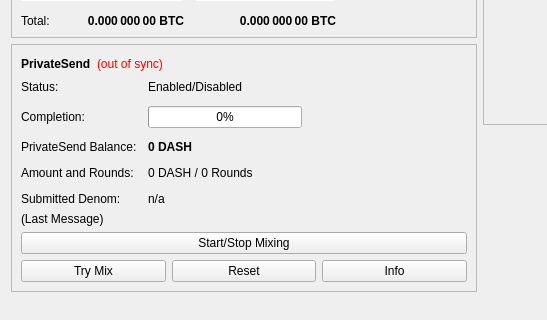
Above: src/qt/forms/overviewpage.ui from InfinexOfficial/Infinex before the change; both pictures show x 0 to 547 and y 178 to 498 of the 960 by 585 pixel window. Below: the same form after it.
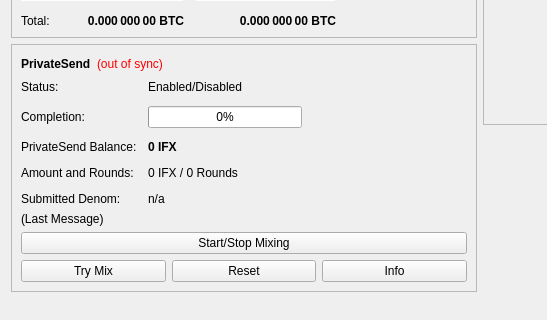
That is the form after the change.

Commit message: Infinex text update

The edit to the form file:
```diff
--- a/src/qt/forms/overviewpage.ui
+++ b/src/qt/forms/overviewpage.ui
@@ -514,7 +514,7 @@
                </font>
               </property>
               <property name="text">
-               <string notr="true">0 DASH</string>
+               <string notr="true">0 IFX</string>
               </property>
              </widget>
             </item>
@@ -528,7 +528,7 @@
             <item row="3" column="1">
              <widget class="QLabel" name="labelAmountRounds">
               <property name="text">
-               <string>0 DASH / 0 Rounds</string>
+               <string>0 IFX / 0 Rounds</string>
               </property>
              </widget>
             </item>
```
Left out of the diff: 6 changed lines with no effect on the pictures. The commit also changes 1 other file.
